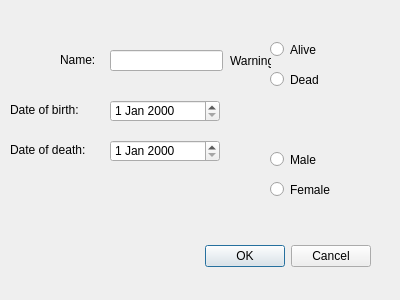
The window that personedit.ui (hrafnkelli14/Verklegt-verkefni-3) describes before a commit, drawn with Qt 5.
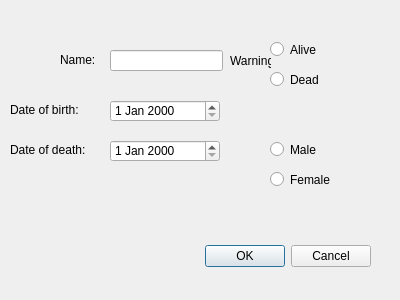
The same window after the commit.

The edit to the form file:
```diff
--- a/personedit.ui
+++ b/personedit.ui
@@ -95,7 +95,7 @@
    <property name="geometry">
     <rect>
      <x>270</x>
-     <y>150</y>
+     <y>140</y>
      <width>84</width>
      <height>19</height>
     </rect>
@@ -111,7 +111,7 @@
    <property name="geometry">
     <rect>
      <x>270</x>
-     <y>180</y>
+     <y>170</y>
      <width>84</width>
      <height>19</height>
     </rect>
```
